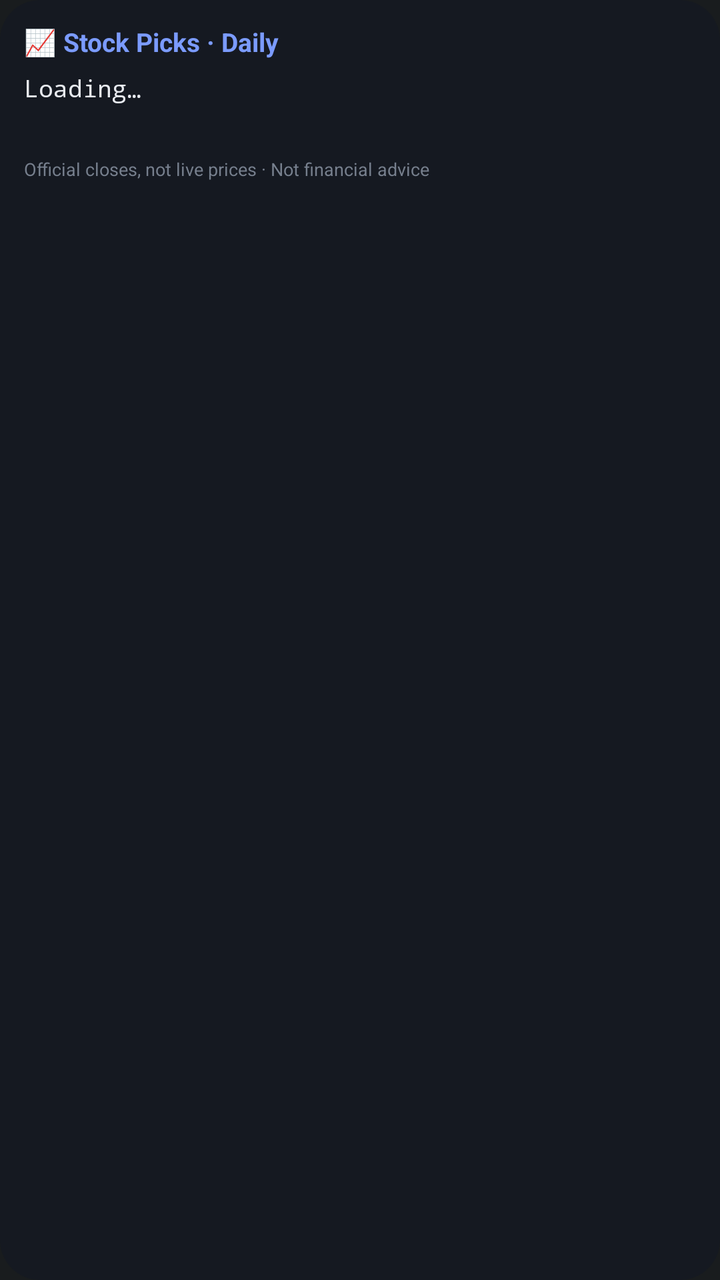
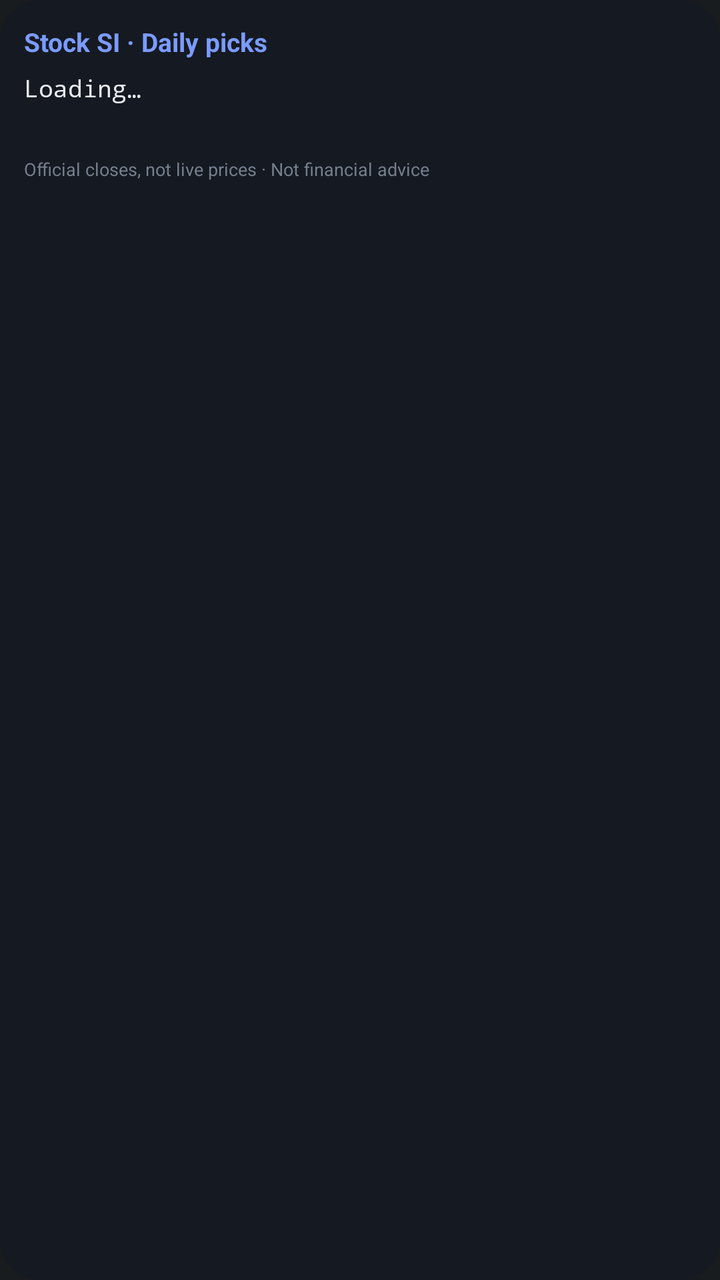

Screens rendered from an Android XML layout before and after an edit, with the pre-edit source and the edit as a unified diff.
<!-- AndroidManifest.xml: application theme android:Theme.DeviceDefault.NoActionBar -->
<!-- res/layout/widget_picks.xml -->
<?xml version="1.0" encoding="utf-8"?>
<LinearLayout xmlns:android="http://schemas.android.com/apk/res/android"
    android:id="@+id/widget_root"
    android:layout_width="match_parent"
    android:layout_height="match_parent"
    android:orientation="vertical"
    android:padding="12dp"
    android:background="@drawable/widget_bg">

    <LinearLayout
        android:layout_width="match_parent"
        android:layout_height="wrap_content"
        android:orientation="horizontal">
        <TextView
            android:layout_width="0dp"
            android:layout_height="wrap_content"
            android:layout_weight="1"
            android:text="📈 Stock Picks · Daily"
            android:textColor="#7B9BFF"
            android:textSize="13sp"
            android:textStyle="bold" />
        <TextView
            android:id="@+id/updated"
            android:layout_width="wrap_content"
            android:layout_height="wrap_content"
            android:textColor="#A2ABB9"
            android:textSize="10sp" />
    </LinearLayout>

    <TextView
        android:id="@+id/us"
        android:layout_width="match_parent"
        android:layout_height="wrap_content"
        android:layout_marginTop="6dp"
        android:textColor="#E8EBF0"
        android:textSize="12sp"
        android:fontFamily="monospace"
        android:text="Loading…" />

    <TextView
        android:id="@+id/in"
        android:layout_width="match_parent"
        android:layout_height="wrap_content"
        android:layout_marginTop="6dp"
        android:textColor="#E8EBF0"
        android:textSize="12sp"
        android:fontFamily="monospace" />

    <TextView
        android:layout_width="match_parent"
        android:layout_height="wrap_content"
        android:layout_marginTop="4dp"
        android:text="Official closes, not live prices · Not financial advice"
        android:textColor="#767F8D"
        android:textSize="9sp" />
</LinearLayout>
<!-- resources referenced by this layout -->
<resources>
  <!-- drawable widget_bg (drawable) -->
  <?xml version="1.0" encoding="utf-8"?>
  <shape xmlns:android="http://schemas.android.com/apk/res/android" android:shape="rectangle">
      <solid android:color="@color/widget_bg" />
      <corners android:radius="20dp" />
  </shape>
  <color name="widget_bg">#F2161A21</color>
</resources>

<!-- the commit's change to res/layout/widget_picks.xml (unified diff, before → after) -->
@@ -15,7 +15,7 @@
             android:layout_width="0dp"
             android:layout_height="wrap_content"
             android:layout_weight="1"
-            android:text="📈 Stock Picks · Daily"
+            android:text="Stock SI · Daily picks"
             android:textColor="#7B9BFF"
             android:textSize="13sp"
             android:textStyle="bold" />
